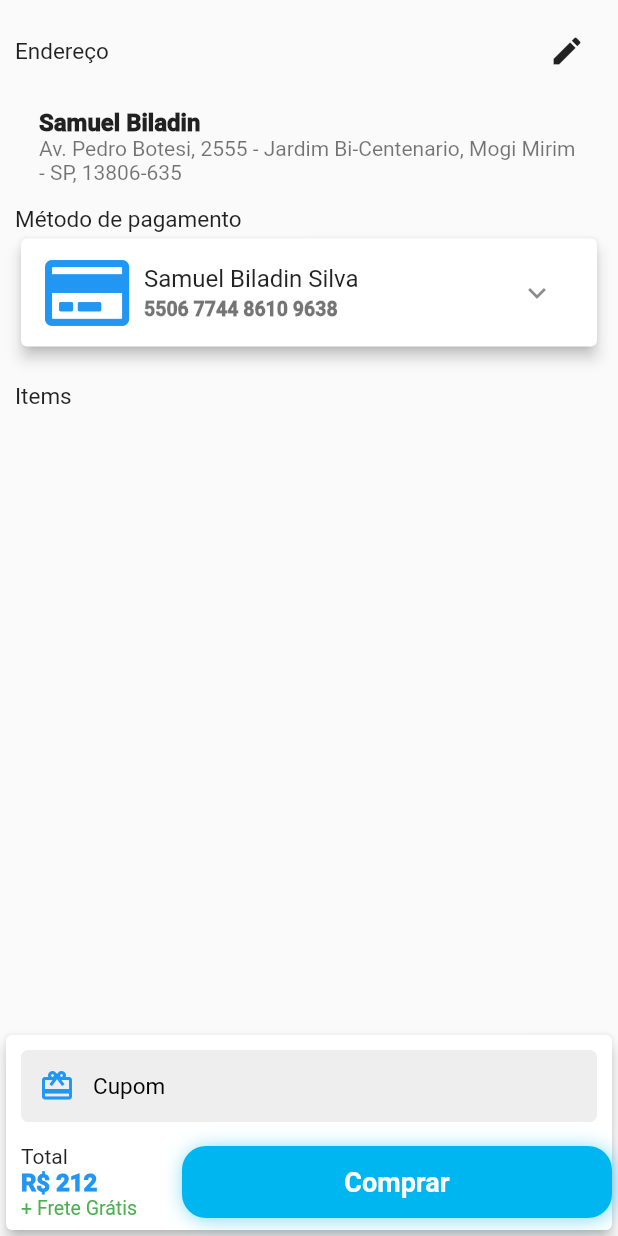
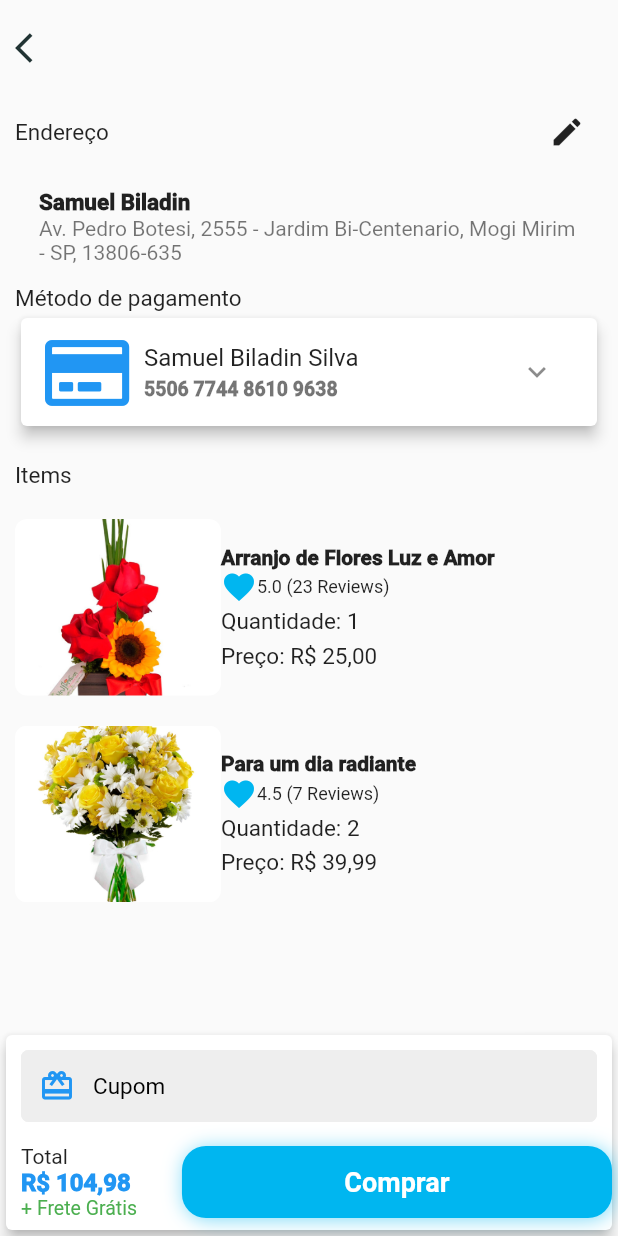
Before and after one commit to SamuelGDMG/megahack, a Flutter app: the CartPage screen opened directly, on a phone screen of 412 x 824 dp. Run offline on Flutter 3.47's test engine with Material 2 defaults, Android fonts, the light colour scheme and no system bars; our stand-ins replace font_awesome_flutter, smooth_star_rating; missing offline and left inert: panorama.

Commit message:
cart page products

```diff
--- a/lib/pages/lojas/cart_page.dart
+++ b/lib/pages/lojas/cart_page.dart
@@ -25,7 +25,23 @@ class _CartPageState extends State<CartPage> {
         padding: EdgeInsets.fromLTRB(10.0,0,10.0,130),
         child: ListView(
           children: <Widget>[
-            SizedBox(height: 10.0),
+            SizedBox(height: 20.0),
+            Row(
+              mainAxisAlignment: MainAxisAlignment.start,
+              children: <Widget>[
+                  InkWell(
+                    borderRadius:
+                        BorderRadius.circular(AppBar().preferredSize.height),
+                    child: Icon(
+                      Icons.arrow_back_ios,
+                      color: LojaAppTheme.nearlyBlack,
+                    ),
+                    onTap: () {
+                      Navigator.pop(context);
+                    },
+                  ),
+            ],),
+            SizedBox(height: 20),
             Row(
               mainAxisAlignment: MainAxisAlignment.spaceBetween,
               children: <Widget>[
@@ -50,7 +66,7 @@ class _CartPageState extends State<CartPage> {
               title: Text(
                 "Samuel Biladin",
                 style: TextStyle(
-//                    fontSize: 15,
+                  fontSize: 15,
                   fontWeight: FontWeight.w900,
                 ),
               ),
@@ -102,10 +118,137 @@ class _CartPageState extends State<CartPage> {
               ),
             ),
 
+            SizedBox(height: 20),
+
+            Row(
+              children: <Widget>[
+            Container(
+                height: MediaQuery.of(context).size.width/3.5,
+                width: MediaQuery.of(context).size.width/3,
+                child: ClipRRect(
+                  borderRadius: BorderRadius.circular(8.0),
+                  child: Image.asset(
+                    "assets/products/product5.jpg",
+                    fit: BoxFit.cover,
+                  ),
+                ),
+              ),
+              Column(
+              crossAxisAlignment: CrossAxisAlignment.start,
+              mainAxisSize: MainAxisSize.min,
+              children: <Widget>[
+                Text(
+                  "Arranjo de Flores Luz e Amor",
+                  style: TextStyle(
+//                    fontSize: 15,
+                    fontWeight: FontWeight.w900,
+                  ),
+                ),
+                Row(
+                  children: <Widget>[
+                Icon(
+                      Icons.favorite,
+                      color: LojaAppTheme.nearlyBlue,
+                      ),
+                    Text(
+                      "5.0 (23 Reviews)",
+                      style: TextStyle(
+                        fontSize: 12,
+                        fontWeight: FontWeight.w300,
+                      ),
+                    ),
+                ],
+                ),
+                SizedBox(height: 2),
+                Text(
+                  "Quantidade: 1",
+                  style: TextStyle(
+                    fontSize: 15.0,
+                    fontWeight: FontWeight.w300,
+                  ),
+                ),
+                SizedBox(height: 5),
+                Text(
+                  "Preço: R\$ 25,00",
+                  style: TextStyle(
+                    fontSize: 15.0,
+                    fontWeight: FontWeight.w300,
+                  ),
+                ),
+              ]
+            ),
+            SizedBox(height: 10.0),
+            ],
+            ),
+
+
+            SizedBox(height: 20),
+
+            Row(
+              children: <Widget>[
+            Container(
+                height: MediaQuery.of(context).size.width/3.5,
+                width: MediaQuery.of(context).size.width/3,
+                child: ClipRRect(
+                  borderRadius: BorderRadius.circular(8.0),
+                  child: Image.asset(
+                    "assets/products/product1.jpg",
+                    fit: BoxFit.cover,
+                  ),
+                ),
+              ),
+              Column(
+              crossAxisAlignment: CrossAxisAlignment.start,
+              mainAxisSize: MainAxisSize.min,
+              children: <Widget>[
+                Text(
+                  "Para um dia radiante",
+                  style: TextStyle(
+//                    fontSize: 15,
+                    fontWeight: FontWeight.w900,
+                  ),
+                ),
+                Row(
+                  children: <Widget>[
+                Icon(
+                      Icons.favorite,
+                      color: LojaAppTheme.nearlyBlue,
+                      ),
+                    Text(
+                      "4.5 (7 Reviews)",
+                      style: TextStyle(
+                        fontSize: 12,
+                        fontWeight: FontWeight.w300,
+                      ),
+                    ),
+                ],
+                ),
+                SizedBox(height: 2),
+                Text(
+                  "Quantidade: 2",
+                  style: TextStyle(
+                    fontSize: 15.0,
+                    fontWeight: FontWeight.w300,
+                  ),
+                ),
+                SizedBox(height: 5),
+                Text(
+                  "Preço: R\$ 39,99",
+                  style: TextStyle(
+                    fontSize: 15.0,
+                    fontWeight: FontWeight.w300,
+                  ),
+                ),
+              ]
+            ),
+            SizedBox(height: 10.0),
+            ],
+            ),
+
+
           ],
         ),
       ),
-
       bottomSheet: Card(
         elevation: 4.0,
         child: Container(
@@ -172,7 +315,7 @@ class _CartPageState extends State<CartPage> {
                         ),
 
                         Text(
-                          r"R$ 212",
+                          r"R$ 104,98",
                           style: TextStyle(
                             fontSize: 16,
                             fontWeight: FontWeight.w900,
--- a/lib/pages/lojas/popular_products_list_view.dart
+++ b/lib/pages/lojas/popular_products_list_view.dart
@@ -185,6 +185,7 @@ class CategoryView extends StatelessWidget {
                                                                 .nearlyBlue,
                                                         size: 20,
                                                       ),
+
                                                     ],
                                                   ),
                                                 )
@@ -208,27 +209,21 @@ class CategoryView extends StatelessWidget {
                         ],
                       ),
                     ),
+
                     Container(
                       child: Padding(
                         padding:
-                            const EdgeInsets.only(top: 24, right: 16, left: 16),
+                            const EdgeInsets.only(top: 34, right: 16, left: 16),
                         child: Container(
                           decoration: BoxDecoration(
                             borderRadius:
                                 const BorderRadius.all(Radius.circular(16.0)),
-                            boxShadow: <BoxShadow>[
-                              BoxShadow(
-                                  color: LojaAppTheme.grey
-                                      .withOpacity(0.2),
-                                  offset: const Offset(0.0, 0.0),
-                                  blurRadius: 6.0),
-                            ],
                           ),
                           child: ClipRRect(
                             borderRadius:
                                 const BorderRadius.all(Radius.circular(16.0)),
                             child: AspectRatio(
-                                aspectRatio: 1.28,
+                                aspectRatio: 1.48,
                                 child: Image.asset(category.imagePath)),
                           ),
                         ),
```
Also changed, not shown: pubspec.lock.
